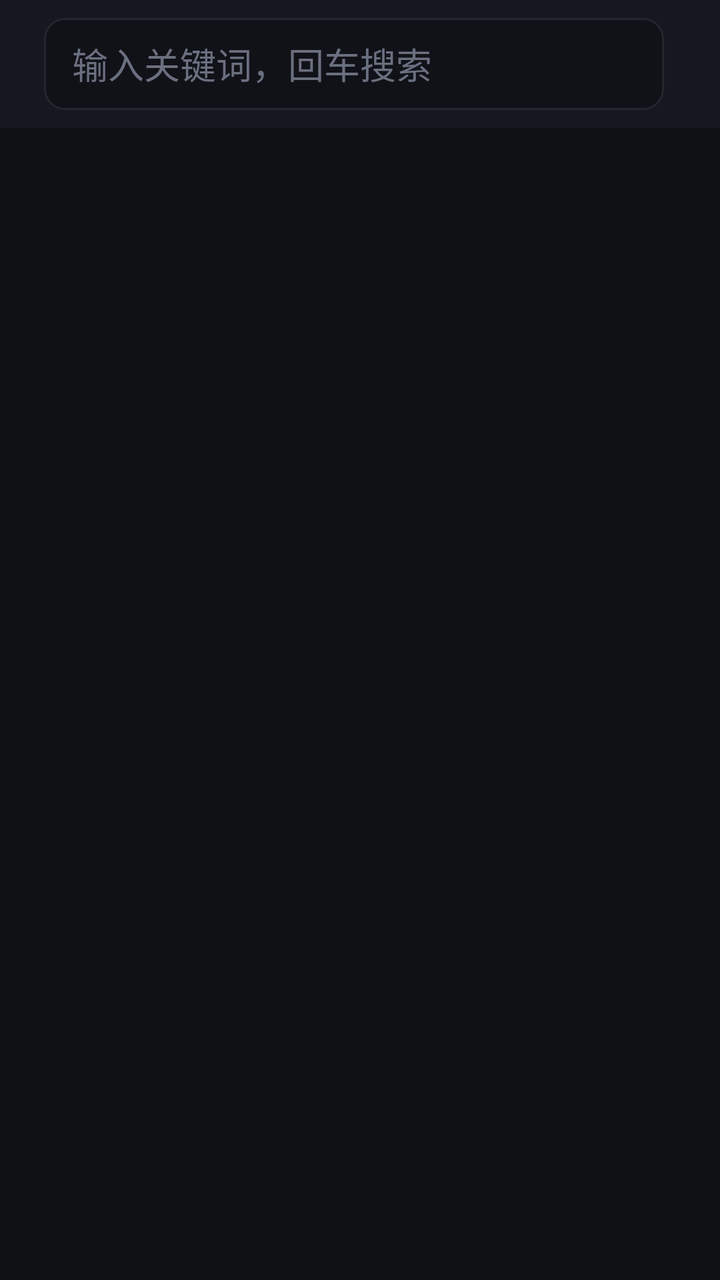
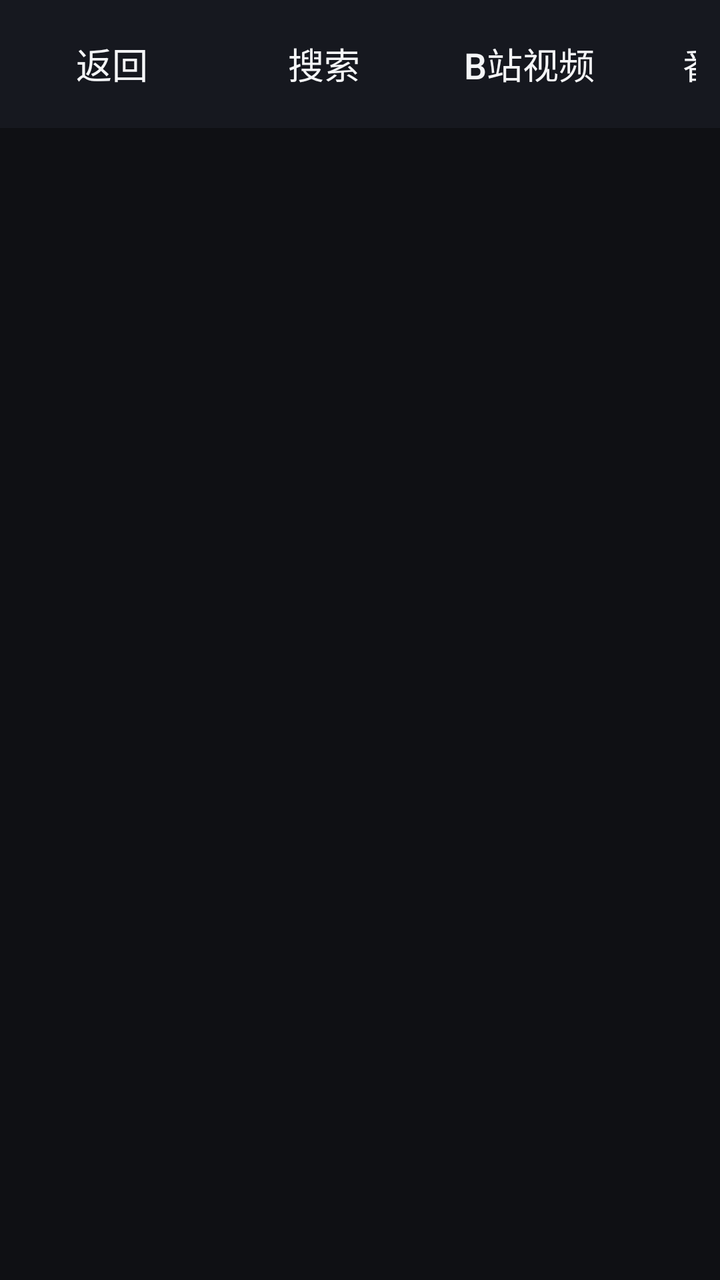

Compare the two renders of this Android layout. The source of the first and the diff that turns it into the second are given below.
<!-- AndroidManifest.xml: application theme Theme.Yzb -->
<!-- res/layout/activity_search.xml -->
<?xml version="1.0" encoding="utf-8"?>
<LinearLayout xmlns:android="http://schemas.android.com/apk/res/android"
    android:layout_width="match_parent"
    android:layout_height="match_parent"
    android:orientation="vertical"
    android:background="@color/bg_dark"
    android:focusable="true"
    android:focusableInTouchMode="true">

    <LinearLayout
        android:layout_width="match_parent"
        android:layout_height="64dp"
        android:orientation="horizontal"
        android:gravity="center_vertical"
        android:paddingStart="12dp"
        android:paddingEnd="12dp"
        android:background="@color/bg_panel">

        <Button
            android:id="@+id/btnBack"
            style="@style/YzbButton"
            android:text="返回" />

        <EditText
            android:id="@+id/etKeyword"
            android:layout_width="0dp"
            android:layout_height="46dp"
            android:layout_weight="1"
            android:layout_marginStart="10dp"
            android:hint="输入关键词，回车搜索"
            android:textColorHint="@color/text_dim"
            android:textColor="@color/text_primary"
            android:textSize="18sp"
            android:background="@drawable/edit_bg"
            android:paddingStart="14dp"
            android:paddingEnd="14dp"
            android:singleLine="true"
            android:imeOptions="actionSearch" />

        <Button
            android:id="@+id/btnSearch"
            style="@style/YzbButton"
            android:layout_marginStart="8dp"
            android:text="搜索" />

        <Button
            android:id="@+id/btnTabBili"
            style="@style/YzbButton"
            android:layout_marginStart="8dp"
            android:text="B站视频" />

        <Button
            android:id="@+id/btnTabBangumi"
            style="@style/YzbButton"
            android:text="番剧" />

        <Button
            android:id="@+id/btnTabFree"
            style="@style/YzbButton"
            android:text="免费源" />

    </LinearLayout>

    <TextView
        android:id="@+id/tvSearchStatus"
        android:layout_width="match_parent"
        android:layout_height="wrap_content"
        android:paddingStart="16dp"
        android:paddingTop="8dp"
        android:paddingBottom="4dp"
        android:textColor="@color/text_secondary"
        android:textSize="14sp"
        android:text="" />

    <FrameLayout
        android:layout_width="match_parent"
        android:layout_height="0dp"
        android:layout_weight="1">

        <androidx.recyclerview.widget.RecyclerView
            android:id="@+id/rvResult"
            android:layout_width="match_parent"
            android:layout_height="match_parent"
            android:padding="10dp"
            android:clipToPadding="false" />

        <ProgressBar
            android:id="@+id/pbSearch"
            android:layout_width="wrap_content"
            android:layout_height="wrap_content"
            android:layout_gravity="center"
            android:visibility="gone" />

    </FrameLayout>

</LinearLayout>
<!-- resources referenced by this layout -->
<resources>
  <color name="bg_dark">#0F1014</color>
  <color name="bg_panel">#16181F</color>
  <color name="text_dim">#6B7080</color>
  <color name="text_primary">#F5F6F8</color>
  <color name="text_secondary">#A8ACB8</color>
  <!-- drawable edit_bg (drawable) -->
  <?xml version="1.0" encoding="utf-8"?>
  <selector xmlns:android="http://schemas.android.com/apk/res/android">
      <item android:state_focused="true">
          <shape android:shape="rectangle">
              <solid android:color="#101218" />
              <corners android:radius="10dp" />
              <stroke android:width="2dp" android:color="@color/accent" />
          </shape>
      </item>
      <item>
          <shape android:shape="rectangle">
              <solid android:color="#101218" />
              <corners android:radius="10dp" />
              <stroke android:width="1dp" android:color="@color/divider" />
          </shape>
      </item>
  </selector>
  <style name="YzbButton" parent="Widget.AppCompat.Button.Borderless">
          <item name="android:layout_height">46dp</item>
          <item name="android:textSize">18sp</item>
          <item name="android:textColor">@color/text_primary</item>
          <item name="android:background">@drawable/btn_bg</item>
          <item name="android:paddingStart">18dp</item>
          <item name="android:paddingEnd">18dp</item>
          <item name="android:focusable">true</item>
      </style>
  <style name="Theme.Yzb" parent="Theme.AppCompat.NoActionBar">
          <item name="android:windowBackground">@color/bg_dark</item>
          <item name="android:textColor">@color/text_primary</item>
          <item name="colorAccent">@color/accent</item>
          <item name="android:windowContentTransitions">false</item>
      </style>
  <color name="accent">#FB7299</color>
  <color name="divider">#23262F</color>
  <!-- drawable btn_bg (drawable) -->
  <?xml version="1.0" encoding="utf-8"?>
  <selector xmlns:android="http://schemas.android.com/apk/res/android">
      <item android:state_focused="true">
          <shape android:shape="rectangle">
              <solid android:color="#33FB7299" />
              <corners android:radius="10dp" />
              <stroke android:width="2dp" android:color="@color/accent" />
          </shape>
      </item>
      <item android:state_pressed="true">
          <shape android:shape="rectangle">
              <solid android:color="#33FB7299" />
              <corners android:radius="10dp" />
          </shape>
      </item>
      <item>
          <shape android:shape="rectangle">
              <solid android:color="#00000000" />
              <corners android:radius="10dp" />
          </shape>
      </item>
  </selector>
</resources>

<!-- the commit's change to res/layout/activity_search.xml (unified diff, before → after) -->
@@ -19,7 +19,7 @@
         <Button
             android:id="@+id/btnBack"
             style="@style/YzbButton"
-            android:text="返回" />
+            android:text="返回" android:layout_width="wrap_content" android:layout_height="46dp"/>
 
         <EditText
             android:id="@+id/etKeyword"
@@ -41,23 +41,23 @@
             android:id="@+id/btnSearch"
             style="@style/YzbButton"
             android:layout_marginStart="8dp"
-            android:text="搜索" />
+            android:text="搜索" android:layout_width="wrap_content" android:layout_height="46dp"/>
 
         <Button
             android:id="@+id/btnTabBili"
             style="@style/YzbButton"
             android:layout_marginStart="8dp"
-            android:text="B站视频" />
+            android:text="B站视频" android:layout_width="wrap_content" android:layout_height="46dp"/>
 
         <Button
             android:id="@+id/btnTabBangumi"
             style="@style/YzbButton"
-            android:text="番剧" />
+            android:text="番剧" android:layout_width="wrap_content" android:layout_height="46dp"/>
 
         <Button
             android:id="@+id/btnTabFree"
             style="@style/YzbButton"
-            android:text="免费源" />
+            android:text="免费源" android:layout_width="wrap_content" android:layout_height="46dp"/>
 
     </LinearLayout>
 
<!-- resource entries referenced after the edit -->
@@ -24,6 +24,7 @@
       </item>
   </selector>
   <style name="YzbButton" parent="Widget.AppCompat.Button.Borderless">
+          <item name="android:layout_width">wrap_content</item>
           <item name="android:layout_height">46dp</item>
           <item name="android:textSize">18sp</item>
           <item name="android:textColor">@color/text_primary</item>
